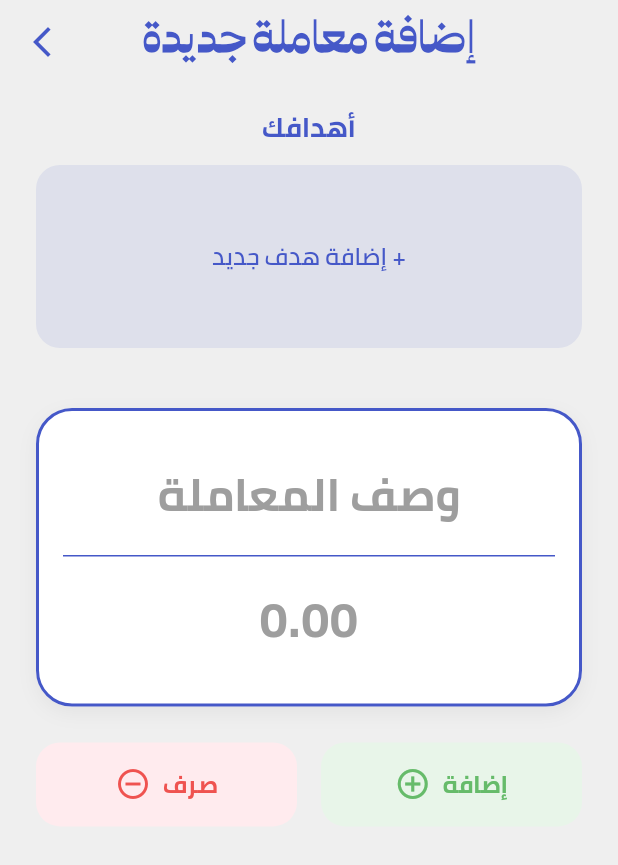
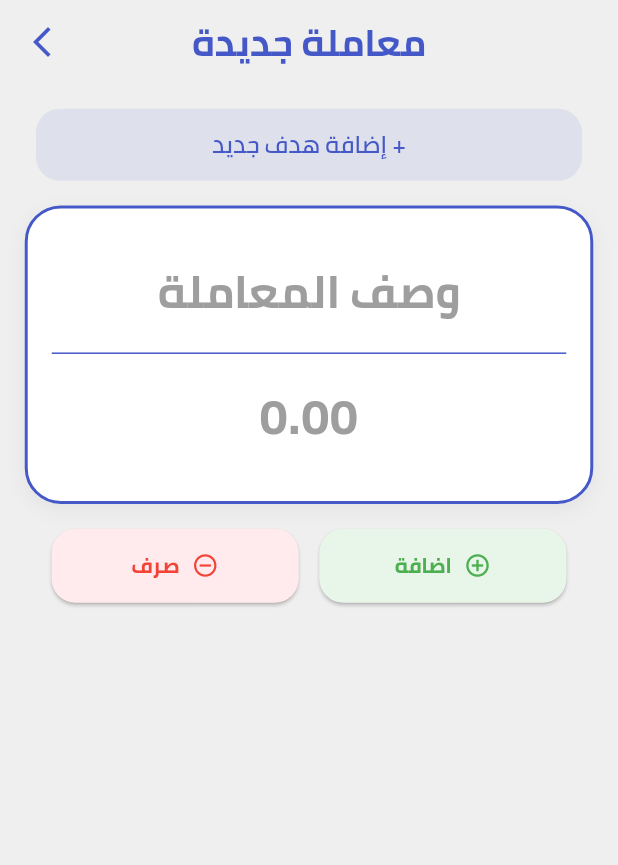
Before and after one commit to saifnasserer/Safe_App, a Flutter app: the Home screen opened by its route, after a tap on the "add" icon, on a phone screen of 412 x 824 dp. Shown: the top 865 px of the screen. Run offline on Flutter 3.47's test engine with Material 3 defaults, Android fonts, the light colour scheme and no system bars; drawn by our look-alikes of overlay_support; our stand-ins replace audioplayers, lottie, shared_preferences, smooth_page_indicator; missing offline and left inert: tutorial_coach_mark; accounts and stored records are empty.

Commit message:
Font and reciept edits

```diff
--- a/lib/Blocks/Spent.dart
+++ b/lib/Blocks/Spent.dart
@@ -119,7 +119,9 @@ class _SpentBlockState extends State<SpentBlock>
                         valueListenable: SpentBlock.spent,
                         builder: (context, value, child) {
                           return Text(
-                            value.toStringAsFixed(1),
+                            value != value.toInt() || value == 0
+                                ? value.toString()
+                                : value.toString().split('.')[0],
                             maxLines: 1,
                             textAlign: TextAlign.center,
                             overflow: TextOverflow.ellipsis,
@@ -141,10 +143,13 @@ class _SpentBlockState extends State<SpentBlock>
                               fontFamily: Constants.secondaryFontFamily,
                             )),
                       ),
+                      // Spacer(
+                      //   flex: 1,
+                      // ),
                       Container(
                         margin: EdgeInsets.only(
                             bottom: containerHeight * 0.05,
-                            top: containerHeight * 0.05),
+                            top: containerHeight * 0.1),
                         decoration: const BoxDecoration(
                             color: Color(0xff1c1c1c),
                             borderRadius:
--- a/lib/Blocks/Wallet.dart
+++ b/lib/Blocks/Wallet.dart
@@ -61,7 +61,7 @@ class _WalletBlockState extends State<WalletBlock>
       child: Stack(
         children: [
           Positioned(
-            top: screenHeight * 0.15,
+            top: screenHeight * 0.158,
             left: screenWidth * 0.3,
             child: Lottie.asset(
               'assets/animation/Underline.json',
@@ -142,7 +142,9 @@ class _WalletBlockState extends State<WalletBlock>
                     valueListenable: WalletBlock.wallet,
                     builder: (context, value, child) {
                       return Text(
-                        value.toString(),
+                        value != value.toInt() || value == 0
+                            ? value.toString()
+                            : value.toString().split('.')[0],
                         maxLines: 1,
                         overflow: TextOverflow.ellipsis,
                         style: TextStyle(
--- a/lib/Screens/EmptyReciet.dart
+++ b/lib/Screens/EmptyReciet.dart
@@ -55,21 +55,6 @@ class _RecieptState extends State<Reciept> {
 
     return Scaffold(
       backgroundColor: Constants.scaffoldBackgroundColor,
-      // appBar: AppBar(
-      //   iconTheme: const IconThemeData(color: Colors.white),
-      //   elevation: 0,
-      //   backgroundColor: Constants.primaryColor,
-      //   centerTitle: true,
-      //   title: const Text(
-      //     "مصاريفك",
-      //     style: TextStyle(
-      //       fontFamily: Constants.defaultFontFamily,
-      //       fontSize: 24,
-      //       fontWeight: FontWeight.bold,
-      //       color: Colors.white,
-      //     ),
-      //   ),
-      // ),
       appBar: AppBar(
         elevation: 0,
         backgroundColor: Colors.transparent,
@@ -162,9 +147,10 @@ class _RecieptState extends State<Reciept> {
                 final dateKey =
                     groupedItems.keys.toList().reversed.toList()[index];
                 final itemsForDate = groupedItems[dateKey]!.reversed.toList();
-
+                final screenHight = MediaQuery.of(context).size.height;
+                final screenWidth = MediaQuery.of(context).size.width;
                 return Column(
-                  crossAxisAlignment: CrossAxisAlignment.start,
+                  crossAxisAlignment: CrossAxisAlignment.center,
                   children: [
                     Padding(
                       padding: const EdgeInsets.symmetric(
@@ -214,49 +200,8 @@ class _RecieptState extends State<Reciept> {
                           padding: const EdgeInsets.all(16),
                           child: Row(
                             children: [
-                              Container(
-                                height: 44,
-                                width: 44,
-                                decoration: BoxDecoration(
-                                  shape: BoxShape.circle,
-                                  color: statusColor.withOpacity(.08),
-                                ),
-                                child: Icon(
-                                  isIncome
-                                      ? Icons.arrow_upward_rounded
-                                      : Icons.arrow_downward_rounded,
-                                  color: statusColor,
-                                  size: 20,
-                                ),
-                              ),
-                              const SizedBox(width: 16),
-                              Expanded(
-                                child: Column(
-                                  crossAxisAlignment: CrossAxisAlignment.start,
-                                  children: [
-                                    Text(
-                                      item.title,
-                                      style: const TextStyle(
-                                        fontFamily: Constants.defaultFontFamily,
-                                        fontSize: 16,
-                                        fontWeight: FontWeight.w500,
-                                        color: Color(0xFF1E293B),
-                                      ),
-                                    ),
-                                    const SizedBox(height: 4),
-                                    Text(
-                                      DateFormat('hh:mm a')
-                                          .format(item.dateTime),
-                                      style: TextStyle(
-                                        color: Colors.grey[500],
-                                        fontSize: 13,
-                                      ),
-                                    ),
-                                  ],
-                                ),
-                              ),
                               Column(
-                                crossAxisAlignment: CrossAxisAlignment.end,
+                                crossAxisAlignment: CrossAxisAlignment.center,
                                 children: [
                                   Text(
                                     '${item.price} جنيه',
@@ -290,6 +235,47 @@ class _RecieptState extends State<Reciept> {
                                     ),
                                   ),
                                 ],
+                              ),
+                              Expanded(
+                                child: Column(
+                                  crossAxisAlignment: CrossAxisAlignment.end,
+                                  children: [
+                                    Text(
+                                      item.title,
+                                      style: const TextStyle(
+                                        fontFamily: Constants.defaultFontFamily,
+                                        fontSize: 16,
+                                        fontWeight: FontWeight.w500,
+                                        color: Color(0xFF1E293B),
+                                      ),
+                                    ),
+                                    const SizedBox(height: 4),
+                                    Text(
+                                      DateFormat('hh:mm a')
+                                          .format(item.dateTime),
+                                      style: TextStyle(
+                                        color: Colors.grey[500],
+                                        fontSize: 13,
+                                      ),
+                                    ),
+                                  ],
+                                ),
+                              ),
+                              const SizedBox(width: 16),
+                              Container(
+                                height: screenHight * 0.05,
+                                width: screenWidth * 0.1,
+                                decoration: BoxDecoration(
+                                  shape: BoxShape.circle,
+                                  color: statusColor.withOpacity(.08),
+                                ),
+                                child: Icon(
+                                  isIncome
+                                      ? Icons.arrow_upward_rounded
+                                      : Icons.arrow_downward_rounded,
+                                  color: statusColor,
+                                  size: 20,
+                                ),
                               ),
                             ],
                           ),
--- a/lib/Screens/manage.dart
+++ b/lib/Screens/manage.dart
@@ -21,25 +21,28 @@ class _ManageState extends State<Manage> {
   final TextEditingController amountController = TextEditingController();
   final AudioPlayer audioPlayer = AudioPlayer();
 
+  @override
+  void dispose() {
+    titleController.dispose();
+    amountController.dispose();
+    audioPlayer.dispose();
+    super.dispose();
+  }
+
   double getAmount() {
-    if (amountController.text.isNotEmpty) {
+    try {
       return double.parse(amountController.text);
-    } else {
-      return 0;
+    } catch (e) {
+      return 0.0;
     }
   }
 
   String getTitle() {
-    if (titleController.text.isNotEmpty) {
-      return titleController.text;
-    } else {
-      return '';
-    }
+    return titleController.text.isNotEmpty ? titleController.text : '';
   }
 
   @override
   Widget build(BuildContext context) {
-    // final GoalsList = Provider.of<GoalProvider>(context).getGoals;
     final screenWidth = MediaQuery.of(context).size.width;
     final screenHeight = MediaQuery.of(context).size.height;
     return Scaffold(
@@ -54,12 +57,12 @@ class _ManageState extends State<Manage> {
           ),
           onPressed: () => Navigator.pop(context),
         ),
-        title: const Text(
-          'إضافة معاملة جديدة',
+        title: Text(
+          'معاملة جديدة',
           style: TextStyle(
             color: Constants.primaryColor,
-            fontFamily: Constants.titles,
-            fontSize: 30,
+            fontFamily: Constants.defaultFontFamily,
+            fontSize: screenWidth * 0.06,
             fontWeight: FontWeight.bold,
           ),
         ),
@@ -67,58 +70,40 @@ class _ManageState extends State<Manage> {
       ),
       body: GestureDetector(
         onTap: () {
-          // Dismiss keyboard when tapping outside
           FocusScope.of(context).unfocus();
         },
-        child: SingleChildScrollView(
-          child: Column(
-            crossAxisAlignment: CrossAxisAlignment.start,
-            children: [
-              // Goals Section at the top
-              Container(
-                height: 160,
-                margin: const EdgeInsets.symmetric(vertical: 16),
-                child: Column(
-                  crossAxisAlignment: CrossAxisAlignment.start,
-                  children: [
-                    const Padding(
-                      padding: EdgeInsets.symmetric(horizontal: 24),
-                      child: Center(
-                        child: Text(
-                          textAlign: TextAlign.center,
-                          'أهدافك',
-                          style: TextStyle(
-                            fontSize: 18,
-                            fontWeight: FontWeight.bold,
-                            fontFamily: Constants.defaultFontFamily,
-                            color: Constants.primaryColor,
+        child: CustomScrollView(
+          slivers: [
+            SliverToBoxAdapter(
+              child: SizedBox(
+                height: screenHeight * 0.02,
               ),
             ),
-                      ),
-                    ),
-                    const SizedBox(height: 12),
-                    Expanded(
+            SliverToBoxAdapter(
               child: Consumer<GoalProvider>(
                 builder: (context, goalProvider, _) {
-                          final goals = goalProvider.goals;
+                  final screenWidth = MediaQuery.of(context).size.width;
+                  final goals = goalProvider.goals ?? [];
                   if (goals.isEmpty) {
                     return _buildAddNewGoalButton(context);
                   }
-                          return ListView.builder(
-                            padding: const EdgeInsets.symmetric(horizontal: 24),
+                  return SizedBox(
+                    height: screenHeight * .12,
+                    child: ListView.builder(
+                      padding:
+                          EdgeInsets.symmetric(horizontal: screenWidth * 0.05),
                       scrollDirection: Axis.horizontal,
                       physics: const BouncingScrollPhysics(),
                       itemCount: goals.length,
                       itemBuilder: (context, index) {
                         final goal = goals[index];
                         return Container(
-                                width: MediaQuery.of(context).size.width - 48,
-                                margin: const EdgeInsets.only(right: 16),
+                          width: screenWidth - 48,
+                          margin: EdgeInsets.only(right: screenWidth * 0.05),
                           child: GestureDetector(
                             onTap: () {
                               HapticFeedback.mediumImpact();
-                                    Navigator.pushNamed(
-                                        context, GoalsBlock.goalsID);
+                              Navigator.pushNamed(context, GoalsBlock.goalsID);
                             },
                             child: GoalItem(
                               savedAmount: goal.currentAmount,
@@ -138,17 +123,14 @@ class _ManageState extends State<Manage> {
                           ),
                         );
                       },
+                    ),
                   );
                 },
               ),
             ),
-                  ],
-                ),
-              ),
-
-              // Main Content
-              Container(
-                margin: const EdgeInsets.all(24),
+            SliverToBoxAdapter(
+              child: Container(
+                margin: EdgeInsets.all(screenHeight * 0.02),
                 decoration: BoxDecoration(
                   color: Colors.white,
                   borderRadius: BorderRadius.circular(24),
@@ -171,7 +153,6 @@ class _ManageState extends State<Manage> {
                   padding: const EdgeInsets.all(16),
                   child: Column(
                     children: [
-                      // Description TextField
                       Container(
                         padding: const EdgeInsets.all(16),
                         decoration: const BoxDecoration(
@@ -200,7 +181,6 @@ class _ManageState extends State<Manage> {
                           ),
                         ),
                       ),
-                      // Amount TextField
                       Container(
                         padding: EdgeInsets.all(screenWidth * 0.04),
                         child: TextField(
@@ -229,14 +209,14 @@ class _ManageState extends State<Manage> {
                   ),
                 ),
               ),
-
-              // Action Buttons
-              Padding(
-                padding: const EdgeInsets.symmetric(horizontal: 24),
+            ),
+            SliverToBoxAdapter(
+              child: Padding(
+                padding: EdgeInsets.symmetric(horizontal: screenWidth * 0.05),
                 child: Row(
+                  mainAxisAlignment: MainAxisAlignment.spaceEvenly,
                   children: [
-                    Expanded(
-                      child: MaterialButton(
+                    ElevatedButton(
                       onPressed: () async {
                         if (titleController.text.isNotEmpty &&
                             amountController.text.isNotEmpty) {
@@ -281,36 +261,34 @@ class _ManageState extends State<Manage> {
                           );
                         }
                       },
-                        height: 56,
-                        color: Colors.red.shade50,
+                      style: ElevatedButton.styleFrom(
+                        minimumSize: Size(screenWidth * .4, screenHeight * .06),
+                        backgroundColor: Colors.red.shade50,
                         shape: RoundedRectangleBorder(
                           borderRadius: BorderRadius.circular(16),
                         ),
-                        elevation: 0,
-                        child: Row(
-                          mainAxisAlignment: MainAxisAlignment.center,
+                      ),
+                      child: const Row(
                         children: [
-                            Icon(
-                              Icons.remove_circle_outline,
-                              color: Colors.red.shade400,
-                            ),
-                            const SizedBox(width: 8),
                           Text(
                             'صرف',
                             style: TextStyle(
-                                color: Colors.red.shade400,
-                                fontFamily: Constants.defaultFontFamily,
-                                fontSize: 16,
-                                fontWeight: FontWeight.w600,
+                                color: Colors.red,
+                                fontFamily: Constants.defaultFontFamily),
                           ),
-                            ),
+                          SizedBox(width: 8),
+                          Icon(Icons.remove_circle_outline, color: Colors.red),
                         ],
                       ),
                     ),
-                    ),
-                    const SizedBox(width: 16),
-                    Expanded(
-                      child: MaterialButton(
+
+                    // _buildActionButton(
+                    //   text: 'إضافة',
+                    //   color: Colors.green.shade400,
+                    //   icon: Icons.add_circle_outline,
+
+                    // ),
+                    ElevatedButton(
                       onPressed: () async {
                         if (titleController.text.isNotEmpty &&
                             amountController.text.isNotEmpty) {
@@ -355,27 +333,24 @@ class _ManageState extends State<Manage> {
                           );
                         }
                       },
-                        height: 56,
-                        color: Colors.green.shade50,
+                      style: ElevatedButton.styleFrom(
+                        minimumSize: Size(screenWidth * .4, screenHeight * .06),
+                        backgroundColor: Colors.green.shade50,
                         shape: RoundedRectangleBorder(
                           borderRadius: BorderRadius.circular(16),
                         ),
-                        elevation: 0,
-                        child: Row(
-                          mainAxisAlignment: MainAxisAlignment.center,
+                      ),
+                      child: const Row(
                         children: [
-                            Icon(
-                              Icons.add_circle_outline,
-                              color: Colors.green.shade400,
+                          Text(
+                            'اضافة',
+                            style: TextStyle(
+                                color: Colors.green,
+                                fontFamily: Constants.defaultFontFamily),
                           ),
-                            const SizedBox(width: 8),
-                            Text(
-                              'إضافة',
-                              style: TextStyle(
-                                color: Colors.green.shade400,
-                                fontFamily: Constants.defaultFontFamily,
-                                fontSize: 16,
-                                fontWeight: FontWeight.w600,
+                          SizedBox(width: 8),
+                          Icon(Icons.add_circle_outline, color: Colors.green),
+                        ],
                       ),
                     ),
                   ],
@@ -383,10 +358,6 @@ class _ManageState extends State<Manage> {
               ),
             ),
           ],
-                ),
-              ),
-            ],
-          ),
         ),
       ),
     );
```
Lines whose indentation alone changed are shown as unchanged.
